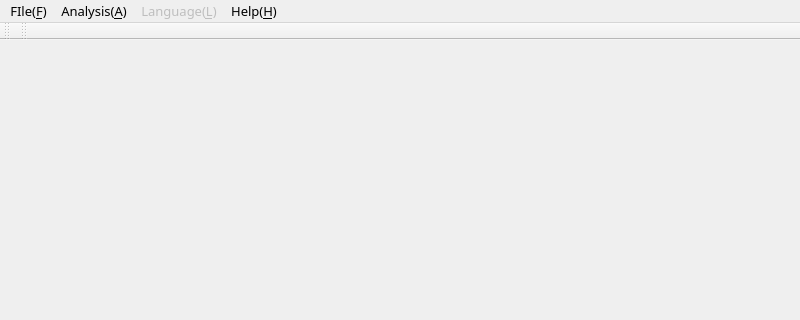
Old version of the form ZGO2/form/gomainwindow.ui in the repository regissahore/Typewriter; both pictures show x 0 to 800 and y 0 to 320 of the 800 by 600 pixel window.
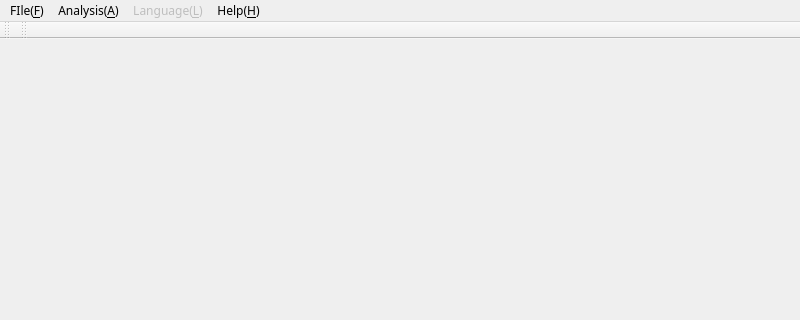
New version of the form. Icons and pictures are not drawn.

Diff of the .ui file:
```diff
--- a/ZGO2/form/gomainwindow.ui
+++ b/ZGO2/form/gomainwindow.ui
@@ -12,10 +12,10 @@
   </property>
   <property name="font">
    <font>
-    <family>宋体</family>
-    <pointsize>10</pointsize>
+    <family>微软雅黑</family>
     <weight>50</weight>
     <bold>false</bold>
+    <stylestrategy>PreferAntialias</stylestrategy>
    </font>
   </property>
   <property name="windowTitle">
@@ -28,7 +28,7 @@
      <x>0</x>
      <y>0</y>
      <width>800</width>
-     <height>21</height>
+     <height>23</height>
     </rect>
    </property>
    <widget class="QMenu" name="menuFIle_F">
```
